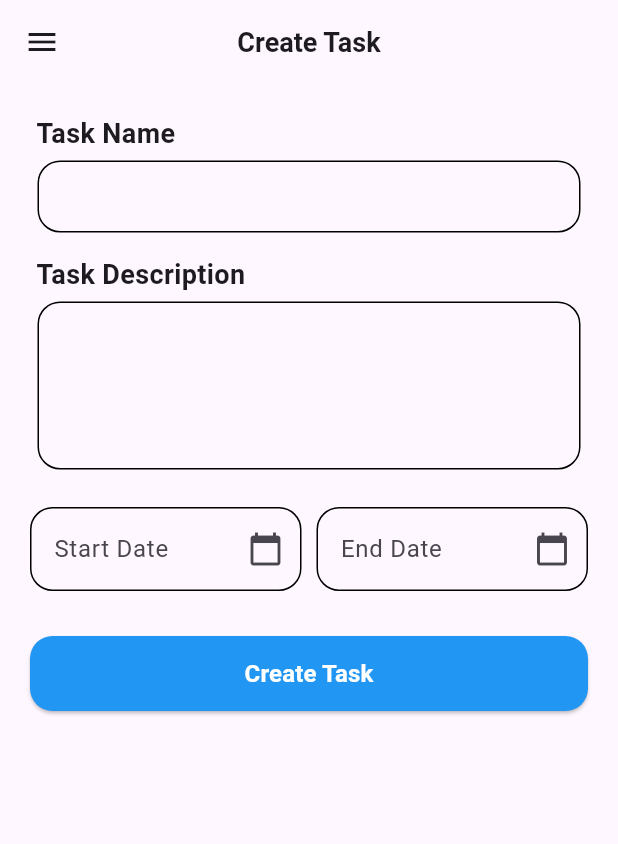
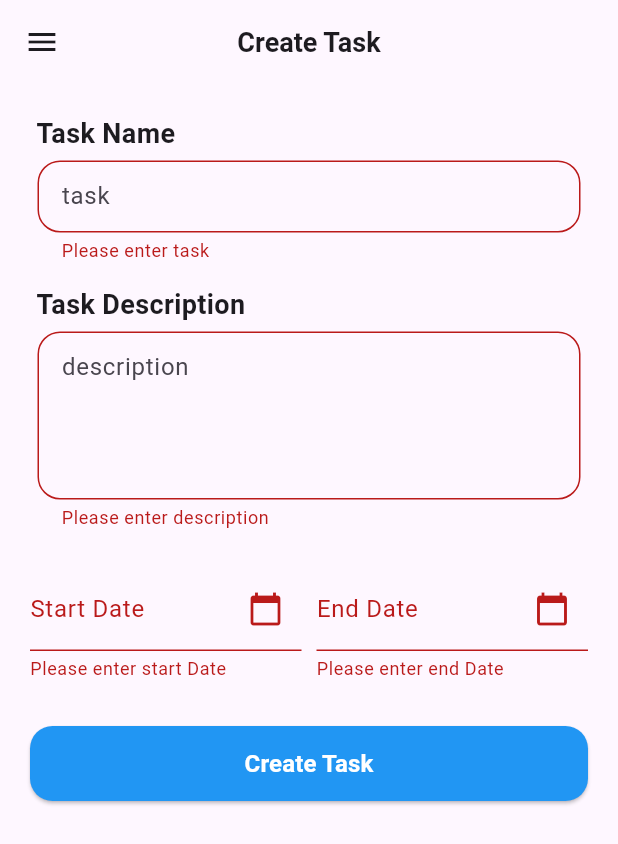
Before and after one commit to mervinkogei/flutter_trial_todo_app, a Flutter app: the TasksScreen screen opened directly, after a tap on "Create Task", on a phone screen of 412 x 824 dp. Shown: the top 844 px of the screen. Run offline on Flutter 3.47's test engine with Material 3 defaults, Android fonts, the phone set to English and light mode, and no system bars; our stand-ins replace fluttertoast; missing offline and left inert: quickeydb, splash_view; accounts and stored records are empty.

Commit message:
refactor: Added validations to the create a new task

```diff
--- a/lib/Screens/home.dart
+++ b/lib/Screens/home.dart
@@ -1,7 +1,6 @@
-import 'package:flutter/cupertino.dart';
 import 'package:flutter/material.dart';
-import 'package:flutter/services.dart';
-import 'package:flutter/widgets.dart';
+import 'package:quickeydb/quickeydb.dart';
+import 'package:trial_todo_app/Database/Schema/user_schema.dart';
 import 'package:trial_todo_app/Utils/data_function.dart';
 import 'package:trial_todo_app/widgets/searchBar_widget.dart';
 import 'package:trial_todo_app/widgets/taskCard_widget.dart';
@@ -17,9 +16,16 @@ class HomeScreen extends StatefulWidget {
 
 class _HomeScreenState extends State<HomeScreen> {
  var itemCounter = 2;
+ late UserSchema userItems;
+
+ checkUser() async{
+  print( await QuickeyDB.getInstance!<UserSchema>()!.findBy({'email': 'mark@gmail.com'}));
+
+ }
 
 @override
   void initState() {
+    checkUser();
     super.initState();
   }
 
--- a/lib/Screens/signup.dart
+++ b/lib/Screens/signup.dart
@@ -1,5 +1,6 @@
 import 'package:flutter/material.dart';
 import 'package:fluttertoast/fluttertoast.dart';
+import 'package:quickeydb/builder/query_method.dart';
 import 'package:quickeydb/quickeydb.dart';
 import 'package:trial_todo_app/Database/Models/user_model.dart';
 import 'package:trial_todo_app/Database/Schema/user_schema.dart';
@@ -26,22 +27,30 @@ class _SignUpScreenState extends State<SignUpScreen> {
   TextEditingController confirmPasswordController = TextEditingController();
 
   signupUser() async{
+
     if (_formKey.currentState!.validate()) {
+
+    if(await QuickeyDB.getInstance!<UserSchema>()!.isExists({'email': emailController.text.trim()})){
+      Fluttertoast.showToast(msg: "Email is Already existing please login");
+    }
       if(passwordController.text != confirmPasswordController.text){
         Fluttertoast.showToast(msg: "Password is not Matching, Please Confirm Password Again!");
       }else{
+
         return await QuickeyDB.getInstance!<UserSchema>()?.create(
       User(
         name: nameController.text,
-        email: emailController.text,
+        email: emailController.text.trim(),
         password: passwordController.text,
-      ));
+      )).then((value) =>
+       ScaffoldMessenger.of(context).showSnackBar(
+        const SnackBar(content: Text('Processing Data')),
+       ).closed.then((value) =>
+      Navigator.of(context).push(MaterialPageRoute(builder: (context)=> const DashBoardScreen())))
+
+      );
 
     }
-     ScaffoldMessenger.of(context).showSnackBar(
-        const SnackBar(content: Text('Processing Data')),
-      ).closed.then((value) =>
-      Navigator.of(context).push(MaterialPageRoute(builder: (context)=> const DashBoardScreen())));
       }
   }
 
--- a/lib/Screens/tasks.dart
+++ b/lib/Screens/tasks.dart
@@ -1,6 +1,7 @@
 import 'package:flutter/material.dart';
 import 'package:flutter/widgets.dart';
 import 'package:intl/intl.dart';
+import 'package:trial_todo_app/Screens/dashboard_nav.dart';
 import 'package:trial_todo_app/Utils/data_function.dart';
 import 'package:trial_todo_app/Utils/textStyling.dart';
 import 'package:trial_todo_app/components/custom_elavatedButton.dart';
@@ -14,6 +15,7 @@ class TasksScreen extends StatefulWidget {
 }
 
 class _TasksScreenState extends State<TasksScreen> {
+  final GlobalKey<FormState> _formKey = GlobalKey<FormState>();
   TextEditingController taskNameController = TextEditingController();
   TextEditingController taskDescriptionController = TextEditingController();
   TextEditingController startDateController = TextEditingController();
@@ -39,6 +41,16 @@ class _TasksScreenState extends State<TasksScreen> {
     }
   }
 
+addTask() {
+  if (_formKey.currentState!.validate()) {
+      ScaffoldMessenger.of(context).showSnackBar(
+        const SnackBar(content: Text('Processing Data')),
+      ).closed.then((value) =>
+      Navigator.of(context).push(MaterialPageRoute(builder: (context)=> const DashBoardScreen())));
+    }
+
+}
+
   @override
   Widget build(BuildContext context) {
     return Scaffold(
@@ -48,6 +60,8 @@ class _TasksScreenState extends State<TasksScreen> {
         ),
         drawer: DataFunction.customMenuDrawer(context),
         body: SingleChildScrollView(
+          child: Form(
+          key: _formKey,
             child: Padding(
               padding: const EdgeInsets.only(left: 20.0, right: 20, top: 20),
               child: Column(
@@ -58,7 +72,7 @@ class _TasksScreenState extends State<TasksScreen> {
                     ' Task Name',
                     style: ThemeStyling.welcomeTitle,
                   ),
-                CustomTextField(controller: taskNameController, obscure: false),
+                  CustomTextField(controller: taskNameController, obscure: false, hintText: 'task',),
                   const SizedBox(height: 10,),
                   const Text(
                     ' Task Description',
@@ -68,6 +82,7 @@ class _TasksScreenState extends State<TasksScreen> {
                     controller: taskDescriptionController,
                     obscure: false,
                     maxLines: 5,
+                    hintText: 'description',
                   ),
                   const SizedBox(height: 20,),
                   Column(
@@ -75,8 +90,14 @@ class _TasksScreenState extends State<TasksScreen> {
                       Row(
                         children: [
                           Expanded(
-                          child: TextField(
+                            child: TextFormField(
                                 controller: startDateController,
+                                validator:(value) {
+                                  if (value == null || value.isEmpty) {
+                                    return 'Please enter start Date';
+                                  }
+                                  return null;
+                                },
                                 decoration: InputDecoration(
                                     enabledBorder: OutlineInputBorder(
                                       borderRadius: BorderRadius.circular(15),
@@ -90,15 +111,21 @@ class _TasksScreenState extends State<TasksScreen> {
                                           color: Theme.of(context).primaryColor,
                                           width: 2),
                                     ),
-                                  suffixIcon: Icon(Icons.calendar_today),
+                                    suffixIcon: const Icon(Icons.calendar_today),
                                     labelText: "Start Date"),
                                 readOnly: true,
                                 onTap: () => pickDateDialog(startDateController)),
                           ),
                           const SizedBox(width: 10,),
                           Expanded(
-                          child: TextField(
+                            child: TextFormField(
                                 controller: endDateController,
+                                validator:(value) {
+                                  if (value == null || value.isEmpty) {
+                                    return 'Please enter end Date';
+                                  }
+                                  return null;
+                                },
                                 decoration: InputDecoration(
                                     enabledBorder: OutlineInputBorder(
                                       borderRadius: BorderRadius.circular(15),
@@ -112,7 +139,7 @@ class _TasksScreenState extends State<TasksScreen> {
                                           color: Theme.of(context).primaryColor,
                                           width: 2),
                                     ),
-                                  suffixIcon: Icon(Icons.calendar_today),
+                                    suffixIcon: const Icon(Icons.calendar_today),
                                     labelText: "End Date"),
                                 readOnly: true,
                                 onTap: () => pickDateDialog(endDateController)),
@@ -121,9 +148,11 @@ class _TasksScreenState extends State<TasksScreen> {
                       ),
                     ],
                   ),
-                SizedBox(height: 30,),
-               CustomElevatedButtton(callback: (){}, labelTitle: 'Create Task',)
+                  const SizedBox(height: 30,),
+                 CustomElevatedButtton(
+                  callback:() => addTask(),  labelTitle: 'Create Task',)
                 ],
+              ),
             ),
           ),
         ));
```
Lines whose indentation alone changed are shown as unchanged.
